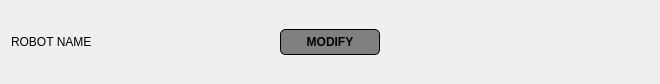
Old version of the form setup_panel/resource/dashboard_element.ui in the repository GroupOfRobots/MiniRysRQT.
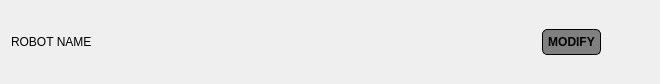
New version of the form. Icons and pictures are not drawn.

What changed in the file:
```diff
--- a/setup_panel/resource/dashboard_element.ui
+++ b/setup_panel/resource/dashboard_element.ui
@@ -33,8 +33,29 @@
        <property name="text">
         <string>ROBOT NAME</string>
        </property>
+       <property name="wordWrap">
+        <bool>true</bool>
+       </property>
       </widget>
      </item>
+     <item>
+      <spacer name="horizontalSpacer">
+       <property name="orientation">
+        <enum>Qt::Horizontal</enum>
+       </property>
+       <property name="sizeHint" stdset="0">
+        <size>
+         <width>40</width>
+         <height>20</height>
+        </size>
+       </property>
+      </spacer>
+     </item>
+     <item>
+      <layout class="QHBoxLayout" name="horizontalLayout_3">
+       <property name="rightMargin">
+        <number>10</number>
+       </property>
      <item>
       <widget class="QPushButton" name="modifyButton">
        <property name="maximumSize">
@@ -56,6 +77,8 @@
         <string>MODIFY</string>
        </property>
       </widget>
+       </item>
+      </layout>
      </item>
      <item>
       <widget class="QPushButton" name="deleteButton">
```
Lines whose indentation alone changed are shown as unchanged.
